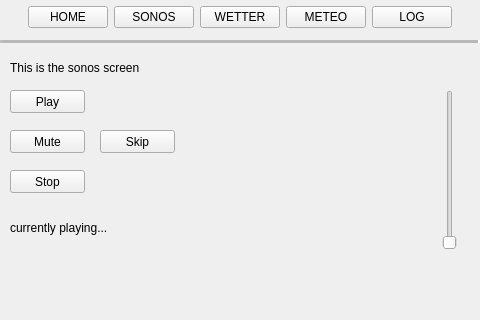
Old version of the form MainWindow_raspi.ui in the repository hillbilly3456avk/sonosControl.
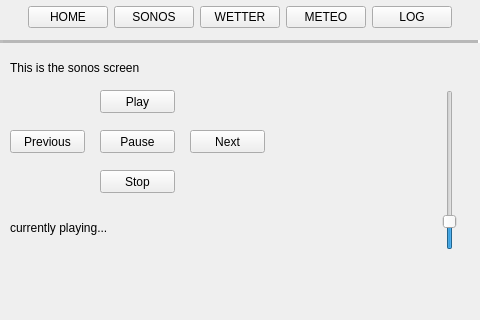
New version of the form. The open tabs and pages were chosen to show the change.

Commit message: after tests on real system

Diff of the .ui file:
```diff
--- a/MainWindow_raspi.ui
+++ b/MainWindow_raspi.ui
@@ -178,7 +178,7 @@
      <widget class="QPushButton" name="BT_sonosPlay">
       <property name="geometry">
        <rect>
-        <x>10</x>
+        <x>100</x>
         <y>40</y>
         <width>75</width>
         <height>23</height>
@@ -197,6 +197,9 @@
         <height>160</height>
        </rect>
       </property>
+      <property name="value">
+       <number>14</number>
+      </property>
       <property name="orientation">
        <enum>Qt::Vertical</enum>
       </property>
@@ -204,20 +207,20 @@
      <widget class="QPushButton" name="BT_mute">
       <property name="geometry">
        <rect>
-        <x>10</x>
+        <x>100</x>
         <y>80</y>
         <width>75</width>
         <height>23</height>
        </rect>
       </property>
       <property name="text">
-       <string>Mute</string>
+       <string>Pause</string>
       </property>
      </widget>
      <widget class="QPushButton" name="BT_stop">
       <property name="geometry">
        <rect>
-        <x>10</x>
+        <x>100</x>
         <y>120</y>
         <width>75</width>
         <height>23</height>
@@ -230,14 +233,14 @@
      <widget class="QPushButton" name="BT_skip">
       <property name="geometry">
        <rect>
-        <x>100</x>
+        <x>190</x>
         <y>80</y>
         <width>75</width>
         <height>23</height>
        </rect>
       </property>
       <property name="text">
-       <string>Skip</string>
+       <string>Next</string>
       </property>
      </widget>
      <widget class="QLabel" name="LB_currentlyPlaying">
@@ -253,6 +256,19 @@
        <string>currently playing...</string>
       </property>
      </widget>
+     <widget class="QPushButton" name="BT_previous">
+      <property name="geometry">
+       <rect>
+        <x>10</x>
+        <y>80</y>
+        <width>75</width>
+        <height>23</height>
+       </rect>
+      </property>
+      <property name="text">
+       <string>Previous</string>
+      </property>
+     </widget>
     </widget>
     <widget class="QWidget" name="SC_weatherScreen">
      <widget class="QWidget" name="verticalLayoutWidget_2">
```
Left out of the diff: 4 changed lines with no effect on the pictures. The commit also changes 2 other files.
